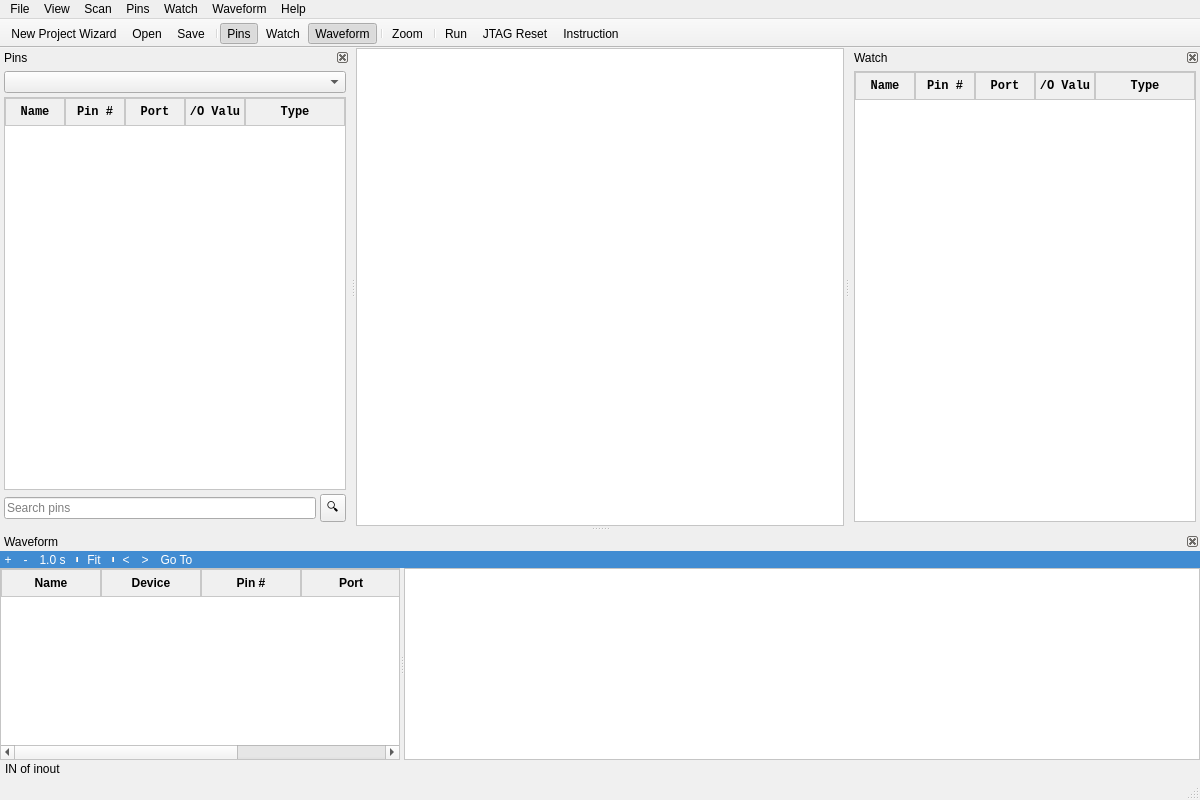
AlvaroSacristandeFrutos/Proyecto-TFG, file src/gui/mainwindow.ui: the form before one commit.
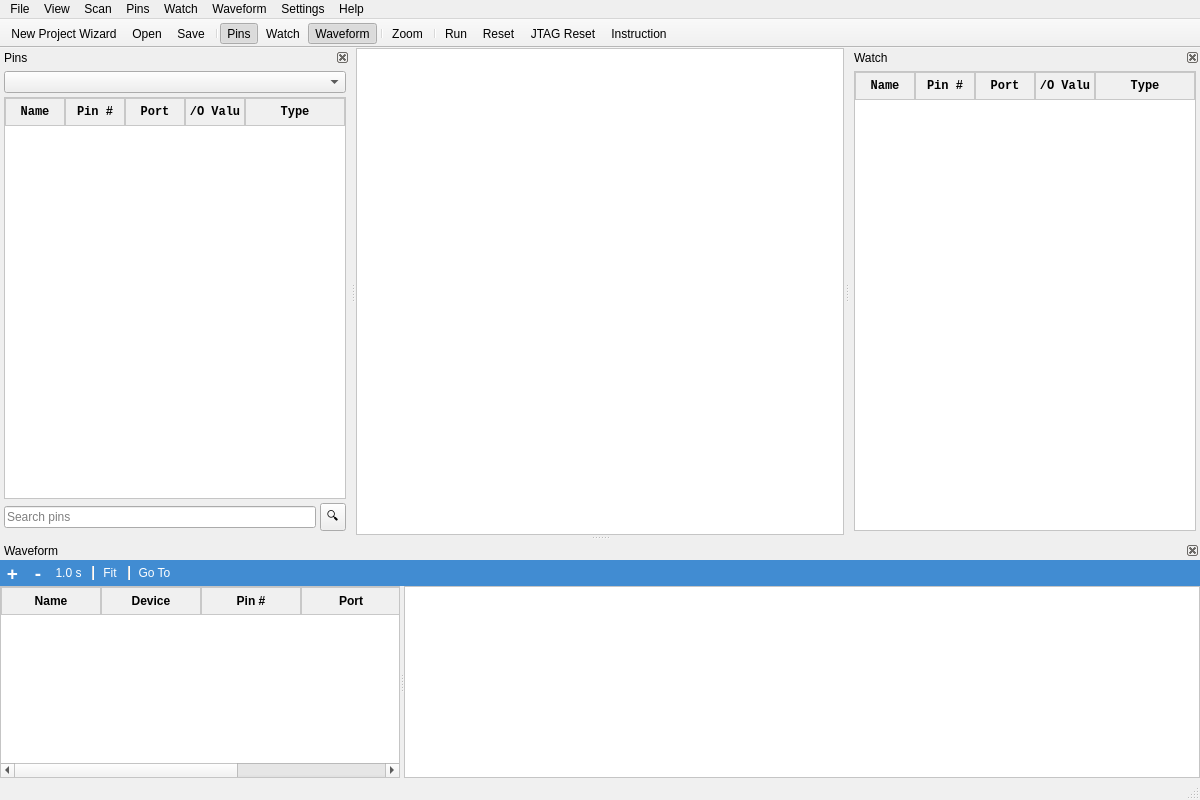
The form after the commit.

Commit message: cambios en visualizacion, cambio de instrucciones, waveform, parser (linkage), layout, y sample cada X muestras

```diff
--- a/src/gui/mainwindow.ui
+++ b/src/gui/mainwindow.ui
@@ -164,6 +164,12 @@
     <addaction name="actionWaveform_Previous_Event"/>
     <addaction name="actionWaveform_Next_Event"/>
    </widget>
+   <widget class="QMenu" name="menuSettings">
+    <property name="title">
+     <string>Settings</string>
+    </property>
+    <addaction name="actionSettings"/>
+   </widget>
    <widget class="QMenu" name="menuHelp">
     <property name="title">
      <string>Help</string>
@@ -182,6 +188,7 @@
    <addaction name="menuPins"/>
    <addaction name="menuWatch"/>
    <addaction name="menuWaveform"/>
+   <addaction name="menuSettings"/>
    <addaction name="menuHelp"/>
   </widget>
   <widget class="QStatusBar" name="statusbar">
@@ -227,6 +234,7 @@
    <addaction name="actionZoom"/>
    <addaction name="separator"/>
    <addaction name="actionRun"/>
+   <addaction name="actionReset"/>
    <addaction name="actionJTAG_Reset"/>
    <addaction name="actionInstruction"/>
   </widget>
@@ -499,10 +507,13 @@
        </property>
        <property name="iconSize">
         <size>
-         <width>16</width>
-         <height>16</height>
+         <width>32</width>
+         <height>32</height>
         </size>
        </property>
+       <property name="toolButtonStyle">
+        <enum>Qt::ToolButtonTextOnly</enum>
+       </property>
        <property name="floatable">
         <bool>false</bool>
        </property>
@@ -512,8 +523,6 @@
        <addaction name="separator"/>
        <addaction name="actionWaveFit"/>
        <addaction name="separator"/>
-       <addaction name="actionWavePrev"/>
-       <addaction name="actionWaveNext"/>
        <addaction name="actionWaveGoto"/>
       </widget>
      </item>
@@ -593,23 +602,6 @@
        </widget>
       </widget>
      </item>
-     <item>
-      <widget class="QLabel" name="labelWaveformStatus">
-       <property name="maximumSize">
-        <size>
-         <width>16777215</width>
-         <height>20</height>
-        </size>
-       </property>
-       <property name="styleSheet">
-        <string notr="true">background-color: rgb(240, 240, 240);
-padding: 2px;</string>
-       </property>
-       <property name="text">
-        <string>IN of inout</string>
-       </property>
-      </widget>
-     </item>
     </layout>
    </widget>
   </widget>
@@ -725,14 +717,19 @@
     <string>Run</string>
    </property>
   </action>
-  <action name="actionJTAG_Reset">
+  <action name="actionReset">
    <property name="text">
-    <string>JTAG Reset</string>
+    <string>Reset</string>
    </property>
    <property name="shortcut">
     <string>F8</string>
    </property>
    <property name="toolTip">
+    <string>Reset device</string>
+   </property>
+  </action>
+  <action name="actionJTAG_Reset">
+   <property name="text">
     <string>JTAG Reset</string>
    </property>
   </action>
@@ -748,11 +745,25 @@
    <property name="text">
     <string>+</string>
    </property>
+   <property name="font">
+    <font>
+     <pointsize>14</pointsize>
+     <weight>75</weight>
+     <bold>true</bold>
+    </font>
+   </property>
   </action>
   <action name="actionWaveZoomOut">
    <property name="text">
     <string>-</string>
    </property>
+   <property name="font">
+    <font>
+     <pointsize>14</pointsize>
+     <weight>75</weight>
+     <bold>true</bold>
+    </font>
+   </property>
   </action>
   <action name="actionWaveZoomValue">
    <property name="text">
@@ -764,16 +775,6 @@
     <string>Fit</string>
    </property>
   </action>
-  <action name="actionWavePrev">
-   <property name="text">
-    <string>&lt;</string>
-   </property>
-  </action>
-  <action name="actionWaveNext">
-   <property name="text">
-    <string>&gt;</string>
-   </property>
-  </action>
   <action name="actionWaveGoto">
    <property name="text">
     <string>Go To</string>
```
Left out of the diff: 42 changed lines with no effect on the pictures. The commit also changes 17 other files.
